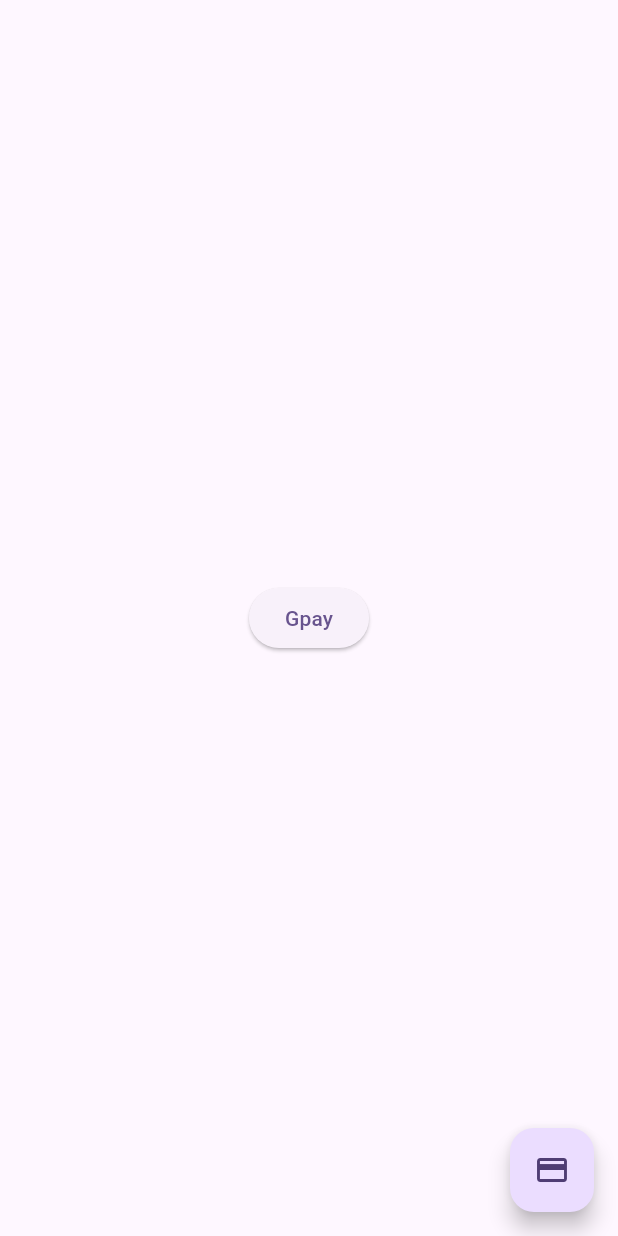
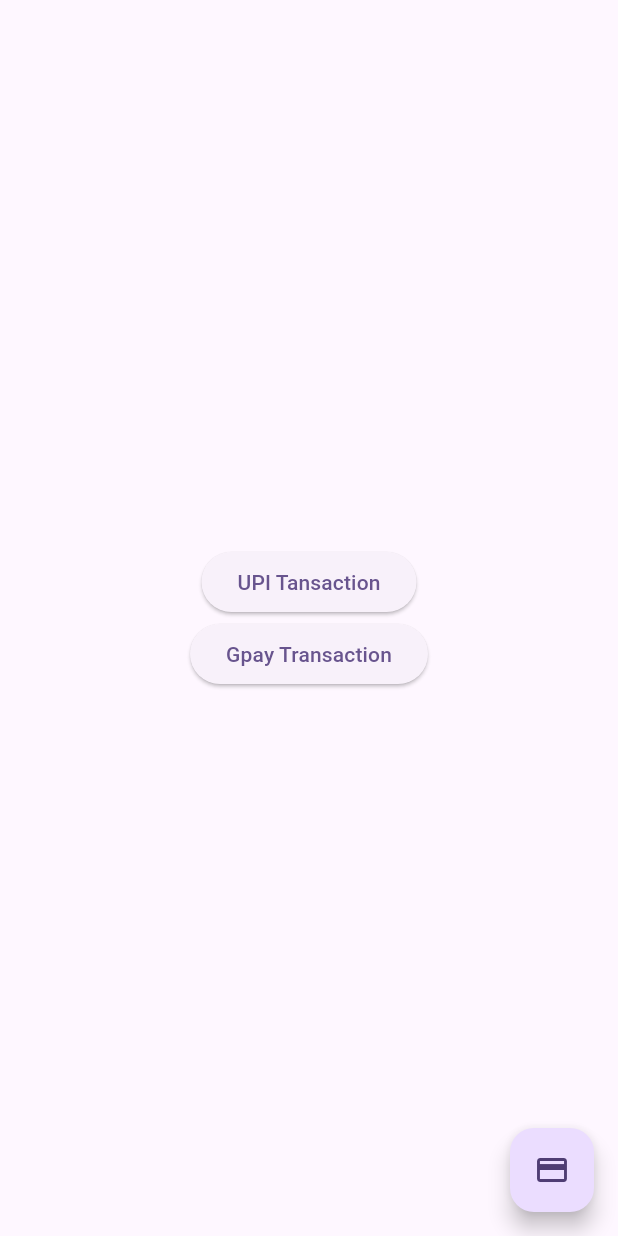
Before and after one commit to Avinash174/Payment, a Flutter app: the screen it shows after launch, on a phone screen of 412 x 824 dp. Run offline on Flutter 3.47's test engine with Material 3 defaults, Android fonts, the phone set to English and light mode, and no system bars; missing offline and left inert: external_app_launcher, pay.

Commit message:
new changes done

```diff
--- a/lib/main.dart
+++ b/lib/main.dart
@@ -39,6 +39,10 @@ class _GooglepayScreenState extends State<GooglepayScreen> {
         mainAxisAlignment: MainAxisAlignment.center,
         crossAxisAlignment: CrossAxisAlignment.center,
         children: [
+          ElevatedButton(
+            onPressed: () {},
+            child: Text('UPI Tansaction'),
+          ),
           Center(
             child: ElevatedButton(
               onPressed: () async {
@@ -46,7 +50,7 @@ class _GooglepayScreenState extends State<GooglepayScreen> {
                   androidPackageName: 'net.pulsesecure.pulsesecure',
                 );
               },
-              child: Text('Gpay'),
+              child: Text('Gpay Transaction'),
             ),
           ),
         ],
--- a/pubspec.yaml
+++ b/pubspec.yaml
@@ -38,6 +38,7 @@ dependencies:
   pay: ^2.0.0
   url_launcher: ^6.2.5
   external_app_launcher: ^4.0.0
+  upi_india: ^3.0.1
 
 dev_dependencies:
   flutter_test:
```
Also changed, not shown: lib/upi.dart (added, +15 -0 lines), pubspec.lock.
